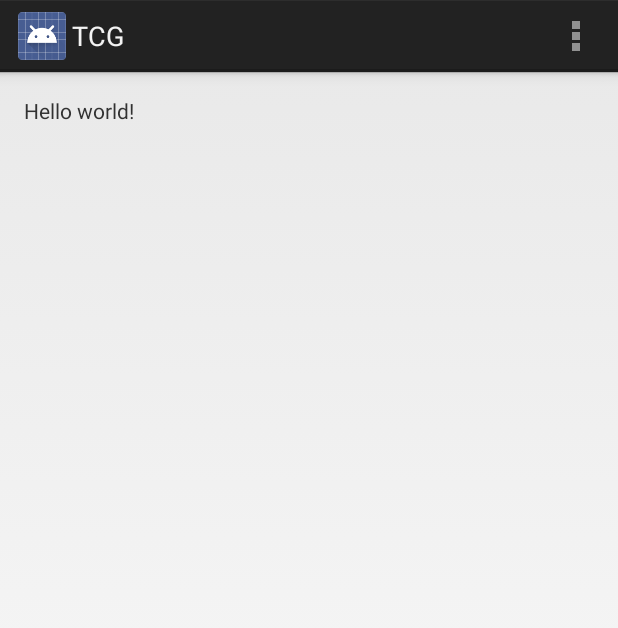
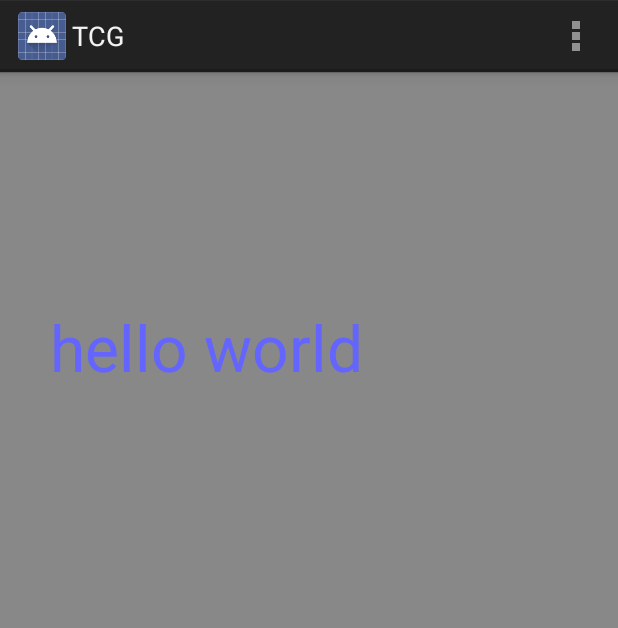
Before and after one commit to okufuji-s/TCG, an Android app: the screen it shows after launch (GameActivity), on a phone screen of 412 x 824 dp. Shown: the top 628 px of the screen. Run offline under Robolectric (Android 15) with nearby library versions, the light colour scheme and no system bars.

Commit message:
Field Viewを作りました。

```diff
--- /dev/null
+++ b/app/src/main/java/com/example/okufuji_s/tcg/Field.java
@@ -0,0 +1,27 @@
+package com.example.okufuji_s.tcg;
+
+import android.content.Context;
+import android.graphics.Canvas;
+import android.graphics.Color;
+import android.graphics.Paint;
+import android.view.View;
+
+/**
+ * Created by okufuji-s on 2014/09/08.
+ */
+public class Field extends View {
+    public Field(Context context) {
+        super(context);
+    }
+
+    @Override
+    protected void onDraw(Canvas c) {
+        super.onDraw(c);
+        Paint p = new Paint();
+        c.drawColor(Color.GRAY);
+        p.setARGB(255,100,100,255);
+        p.setTextSize(64);
+        p.setAntiAlias(true);
+        c.drawText("hello world",50,300,p);
+    }
+}
--- a/app/src/main/java/com/example/okufuji_s/tcg/GameActivity.java
+++ b/app/src/main/java/com/example/okufuji_s/tcg/GameActivity.java
@@ -4,6 +4,7 @@ import android.app.Activity;
 import android.os.Bundle;
 import android.view.Menu;
 import android.view.MenuItem;
+import android.widget.LinearLayout;
 
 
 public class GameActivity extends Activity {
@@ -11,7 +12,9 @@ public class GameActivity extends Activity {
     @Override
     protected void onCreate(Bundle savedInstanceState) {
         super.onCreate(savedInstanceState);
-        setContentView(R.layout.activity_game);
+        LinearLayout l = new LinearLayout(this);
+        setContentView(l);
+        l.addView(new Field(this));
     }
 
 
```
